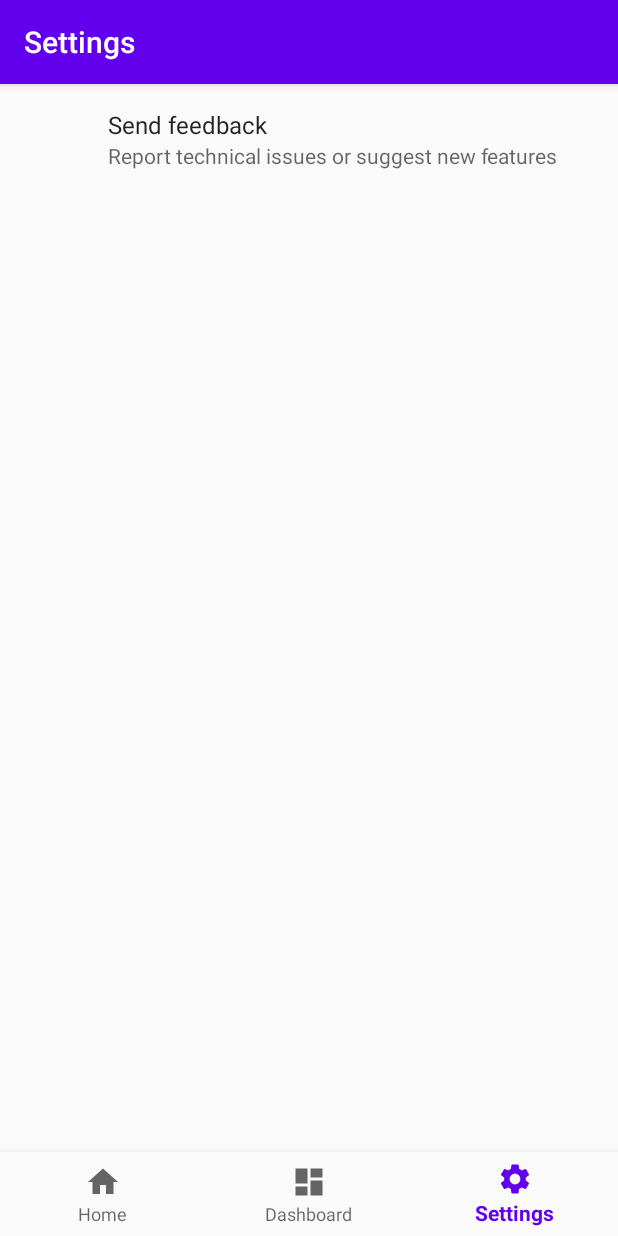
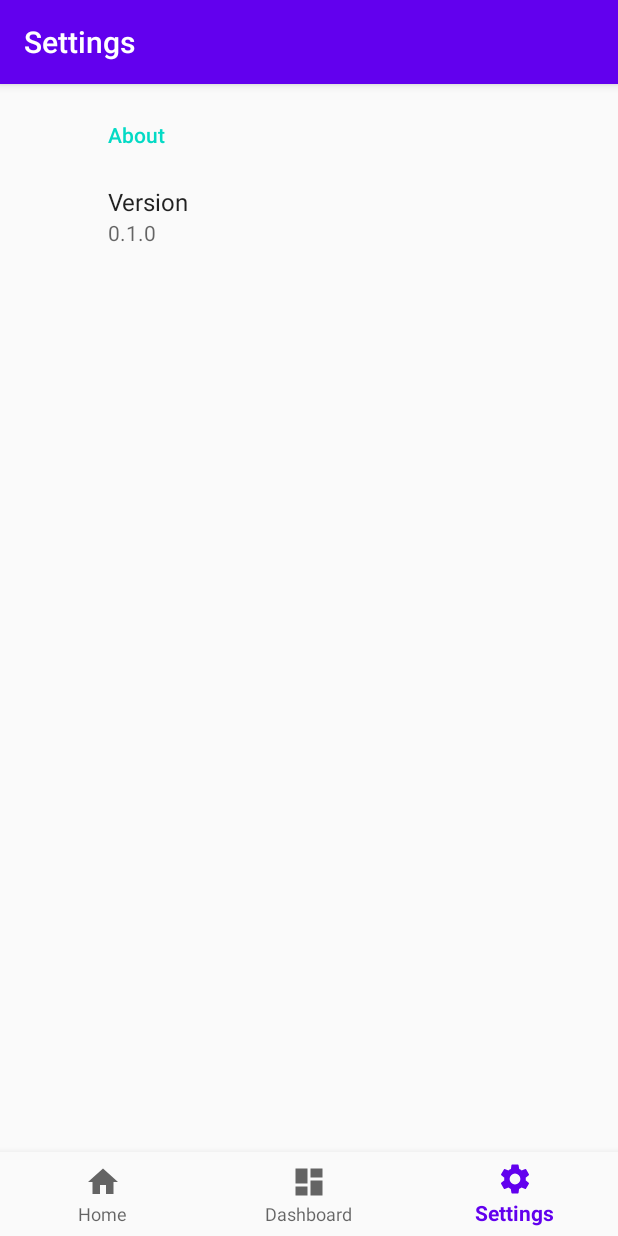
Before and after one commit to EphemeralDreams/AndroidBootstrap, an Android app: the SettingsFragment screen opened through its navigation route, on a phone screen of 412 x 824 dp. Run offline under Robolectric (Android 15) with nearby library versions, the phone set to English and light mode, and no system bars; our stand-ins replace Dagger/Hilt's generated code, androidx.preference, navigation-ui.

Commit message:
Add about details to Settings

```diff
--- a/app/src/main/java/com/ephemeraldreams/androidbootstrap/ui/settings/SettingsFragment.kt
+++ b/app/src/main/java/com/ephemeraldreams/androidbootstrap/ui/settings/SettingsFragment.kt
@@ -1,12 +1,28 @@
 package com.ephemeraldreams.androidbootstrap.ui.settings
 
 import android.os.Bundle
+import androidx.annotation.StringRes
+import androidx.preference.Preference
 import androidx.preference.PreferenceFragmentCompat
+import com.ephemeraldreams.androidbootstrap.BuildConfig
 import com.ephemeraldreams.androidbootstrap.R
 
-class SettingsFragment : PreferenceFragmentCompat() {
+open class SettingsFragment : PreferenceFragmentCompat() {
 
     override fun onCreatePreferences(savedInstanceState: Bundle?, rootKey: String?) {
-        setPreferencesFromResource(R.xml.root_preferences, rootKey)
+        setPreferencesFromResource(R.xml.global_preferences, rootKey)
+        setPreferenceSummary(R.string.pref_version_key, BuildConfig.VERSION_NAME)
+    }
+
+    /**
+     * Set a summary for a given [Preference].
+     *
+     * @param id The resource string identifier for a preference key.
+     * @param summary The summary string to set for the preference.
+     */
+    fun setPreferenceSummary(@StringRes id: Int, summary: String) {
+        val preferenceKey = resources.getString(id)
+        val preference: Preference? = findPreference(preferenceKey)
+        preference?.summary = summary
     }
 }
--- /dev/null
+++ b/app/src/main/res/values/pref_strings.xml
@@ -0,0 +1,8 @@
+<?xml version="1.0" encoding="utf-8"?>
+<resources>
+    <string name="pref_about_key">pref_about</string>
+    <string name="pref_about_title">About</string>
+
+    <string name="pref_version_key">pref_version</string>
+    <string name="pref_version_title">Version</string>
+</resources>
--- /dev/null
+++ b/app/src/main/res/xml/global_preferences.xml
@@ -0,0 +1,16 @@
+<?xml version="1.0" encoding="utf-8"?>
+<PreferenceScreen xmlns:android="http://schemas.android.com/apk/res/android"
+    xmlns:app="http://schemas.android.com/apk/res-auto"
+    android:title="@string/label_settings">
+
+    <PreferenceCategory
+        app:key="@string/pref_about_key"
+        app:title="@string/pref_about_title">
+
+        <Preference
+            app:key="@string/pref_version_key"
+            app:title="@string/pref_version_title" />
+
+    </PreferenceCategory>
+
+</PreferenceScreen>
--- a/app/src/main/res/xml/root_preferences.xml
+++ /dev/null
@@ -1,11 +0,0 @@
-<?xml version="1.0" encoding="utf-8"?>
-<PreferenceScreen xmlns:android="http://schemas.android.com/apk/res/android"
-    xmlns:app="http://schemas.android.com/apk/res-auto"
-    android:title="@string/label_settings">
-
-    <Preference
-        app:key="feedback"
-        app:title="Send feedback"
-        app:summary="Report technical issues or suggest new features" />
-
-</PreferenceScreen>
```
